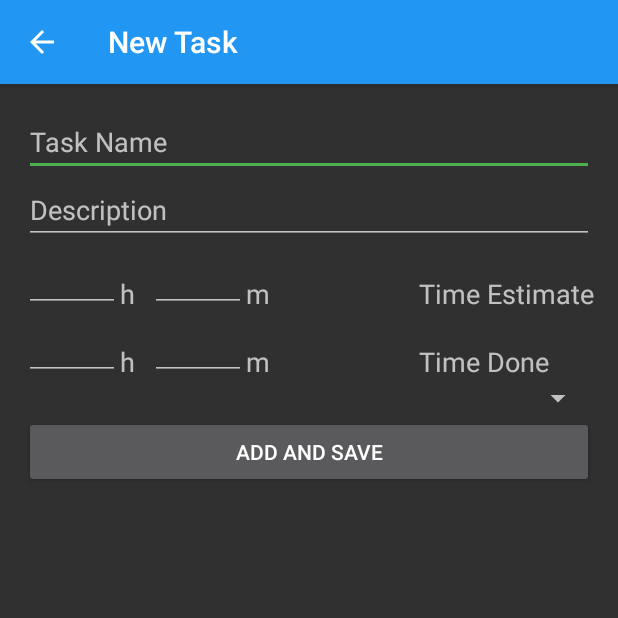
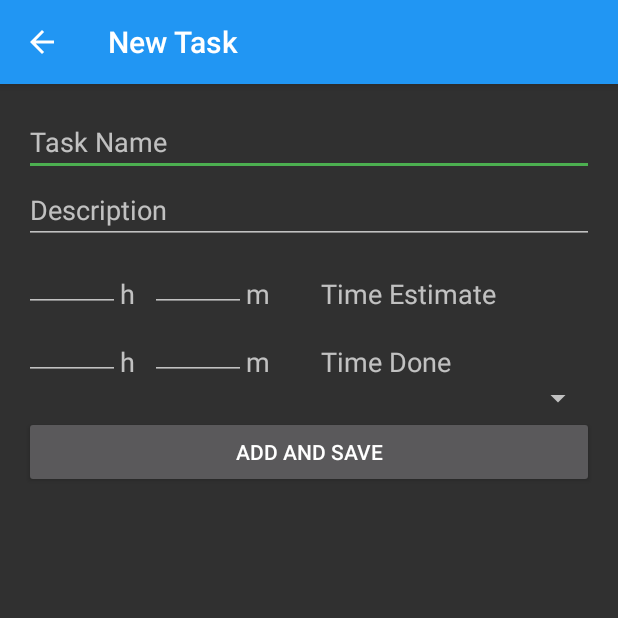
Before and after one commit to Oxydation/TaskTracker, an Android app: the TaskListActivity screen opened directly, with no data from a screen before it, after a tap on an icon or button, on a phone screen of 412 x 824 dp, the top half of it. Run offline under Robolectric (Android 15) with nearby library versions, the phone set to English and light mode, and no system bars.

Commit message:
Set minimum of seekbar to 1 (minutes) Fixed layout of new task

```diff
--- a/app/src/main/res/layout/content_new_task.xml
+++ b/app/src/main/res/layout/content_new_task.xml
@@ -103,11 +103,13 @@
         android:id="@+id/textView3"
         android:layout_width="wrap_content"
         android:layout_height="wrap_content"
-        android:layout_alignEnd="@+id/editTextDescription"
-        android:layout_alignRight="@+id/editTextDescription"
+        android:text="@string/activity_new_task_time_est"
+        android:textSize="18sp"
         android:layout_alignTop="@+id/tvMinutes"
-        android:text="@string/activity_new_task_time_est"
-        android:textSize="18sp" />
+        android:layout_toRightOf="@+id/tvMinutes"
+        android:layout_toEndOf="@+id/tvMinutes"
+        android:layout_marginLeft="34dp"
+        android:layout_marginStart="34dp" />
 
     <Spinner
         android:id="@+id/spinnerColor"
--- a/app/src/main/res/menu/menu_task_item.xml
+++ b/app/src/main/res/menu/menu_task_item.xml
@@ -12,14 +12,14 @@
 
     <item
         android:id="@+id/context_menu_duplicate"
-        android:title="@string/context_menu_duplicate"></item>
+        android:title="@string/context_menu_duplicate" />
 
     <!-- menu group -->
     <group android:id="@+id/group_delete">
         <item
             android:id="@+id/context_menu_archive"
             android:enabled="false"
-            android:title="@string/context_menu_archive"></item>
+            android:title="@string/context_menu_archive" />
         <item
             android:id="@+id/context_menu_delete_item"
             android:title="@string/context_menu_delete" />
```
Also changed, not shown: app/src/main/java/com/mathias/apps/tasktracker/preferences/SeekBarPreferenceAutoSummary.java (+26 -15 lines), app/src/main/res/xml/preferences.xml (+1 -12 lines).
